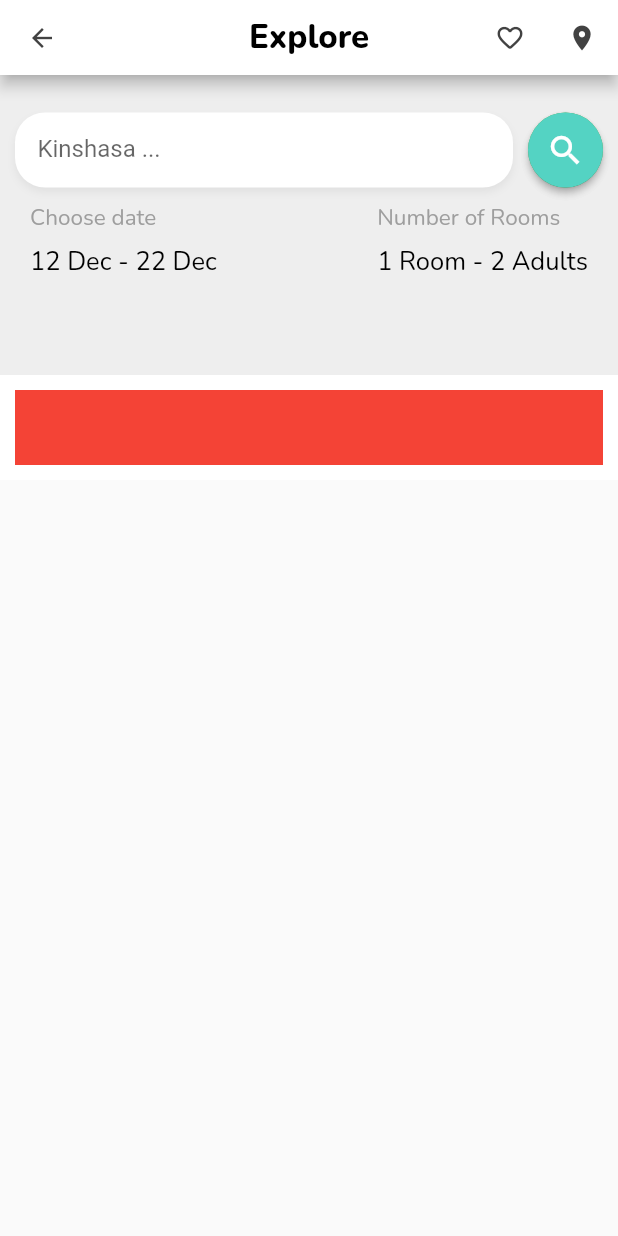
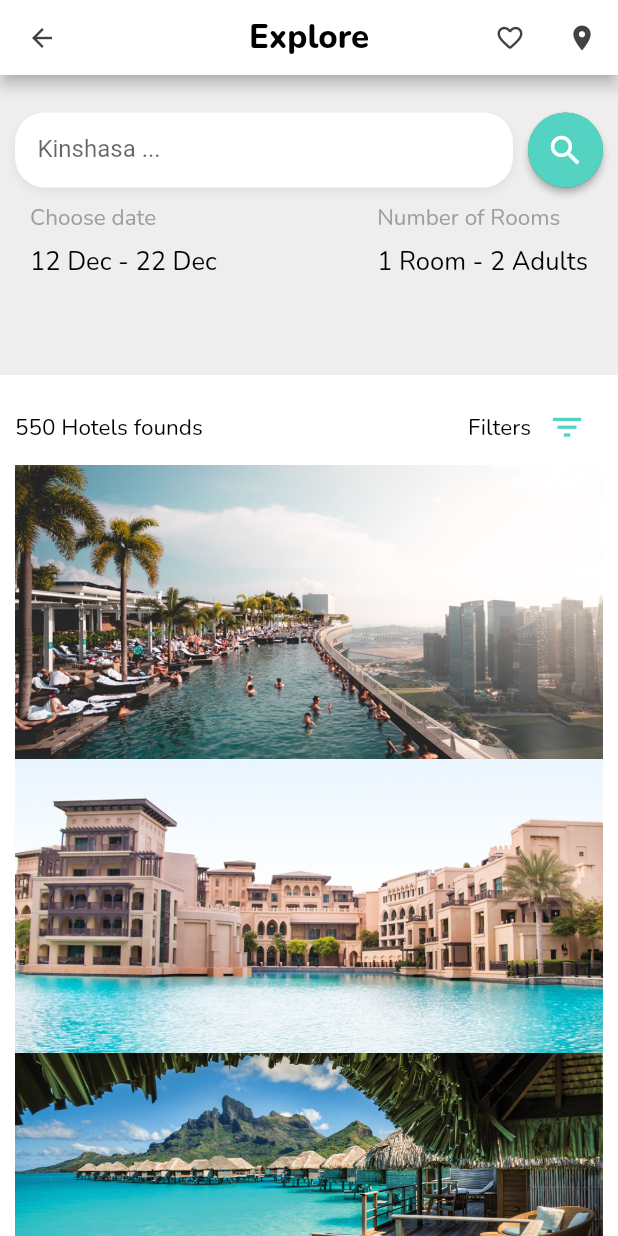
Before and after one commit to alphabas/hotels, a Flutter app: the screen it shows after launch, on a phone screen of 412 x 824 dp. Run offline on Flutter 3.47's test engine with Material 2 defaults, Android fonts, the phone set to English and light mode, and no system bars; our stand-ins replace google_fonts.

Commit message:
commit now

```diff
--- a/lib/main_screens/hotelSection_screen.dart
+++ b/lib/main_screens/hotelSection_screen.dart
@@ -1,4 +1,6 @@
 import 'package:flutter/material.dart';
+import 'package:google_fonts/google_fonts.dart';
+import 'package:hotels/main_screens/variableConst.dart';
 
 class HotelSection extends StatelessWidget {
   const HotelSection({super.key});
@@ -11,8 +13,40 @@ class HotelSection extends StatelessWidget {
       child: Column(
         children: [
           Container(
-            color: Colors.red,
+            // color: Colors.transparent,
             height: 50.0,
+            child: Row(
+              mainAxisAlignment: MainAxisAlignment.spaceBetween,
+              children: [
+                Text(
+                  '550 Hotels founds',
+                  style: GoogleFonts.nunito(color: Colors.black, fontSize: 15),
+                ),
+                Row(
+                  children: [
+                    Text(
+                      'Filters',
+                      style:
+                          GoogleFonts.nunito(color: Colors.black, fontSize: 15),
+                    ),
+                    IconButton(
+                        onPressed: () => {},
+                        icon: Icon(
+                          Icons.filter_list_outlined,
+                          color: d_green,
+                          size: 25,
+                        ))
+                  ],
+                )
+              ],
+            ),
+          ),
+          Column(
+            children: hotelList.map((current) {
+              return Container(child: Image.asset(current['picture'])
+                  // Text(hotel['title']),
+                  );
+            }).toList(),
           )
         ],
       ),
--- a/lib/main_screens/variableConst.dart
+++ b/lib/main_screens/variableConst.dart
@@ -1,3 +1,37 @@
 import 'package:flutter/material.dart';
 
 const d_green = Color(0xFF54D3C3);
+final List hotelList = [
+  {
+    'title': 'Grand royal Hotel',
+    'place': 'Stadium wembley',
+    'distance': 2,
+    'review': 36,
+    'picture': 'assets/images/hotel_1.png',
+    'price': '100'
+  },
+  {
+    'title': 'Queen kin Hotel',
+    'place': 'Stadium stamford',
+    'distance': 1.4,
+    'review': 34,
+    'picture': 'assets/images/hotel_2.png',
+    'price': '300'
+  },
+  {
+    'title': 'Kabal state Hotel',
+    'place': 'Stadium wembley',
+    'distance': 5,
+    'review': 36,
+    'picture': 'assets/images/hotel_3.png',
+    'price': '230'
+  },
+  {
+    'title': 'Hiyusi royal Hotel',
+    'place': 'Martyr stadium',
+    'distance': 4,
+    'review': 32,
+    'picture': 'assets/images/hotel_4.png',
+    'price': '18'
+  }
+];
```
